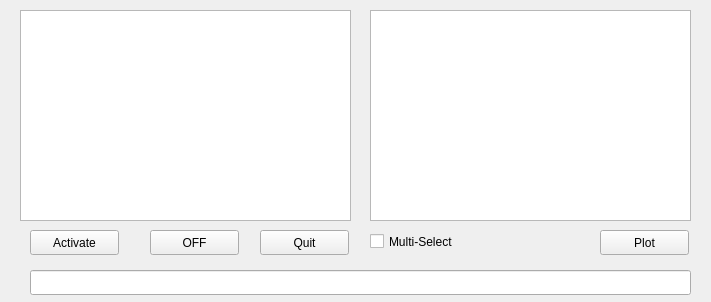
Before: the Qt Designer form rqt_aidin2/src/rqt_aidin2.ui in jimpark48/rqt_aidin2, drawn with Qt 5.
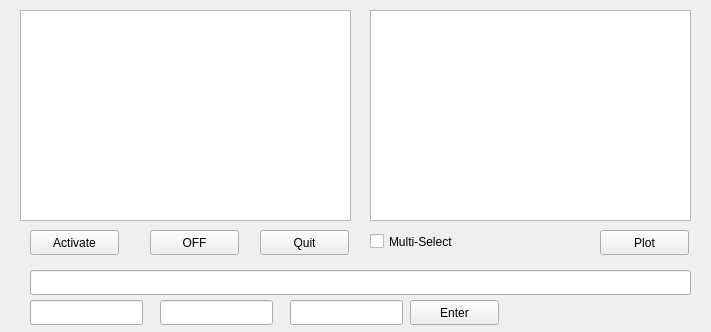
After: the same form once the commit is applied.

Patch:
```diff
--- a/rqt_aidin2/src/rqt_aidin2.ui
+++ b/rqt_aidin2/src/rqt_aidin2.ui
@@ -7,7 +7,7 @@
     <x>0</x>
     <y>0</y>
     <width>711</width>
-    <height>302</height>
+    <height>332</height>
    </rect>
   </property>
   <property name="windowTitle">
@@ -108,6 +108,49 @@
     <string>Quit</string>
    </property>
   </widget>
+  <widget class="QLineEdit" name="lineEdit_2">
+   <property name="geometry">
+    <rect>
+     <x>30</x>
+     <y>300</y>
+     <width>113</width>
+     <height>25</height>
+    </rect>
+   </property>
+  </widget>
+  <widget class="QLineEdit" name="lineEdit_3">
+   <property name="geometry">
+    <rect>
+     <x>160</x>
+     <y>300</y>
+     <width>113</width>
+     <height>25</height>
+    </rect>
+   </property>
+  </widget>
+  <widget class="QLineEdit" name="lineEdit_4">
+   <property name="geometry">
+    <rect>
+     <x>290</x>
+     <y>300</y>
+     <width>113</width>
+     <height>25</height>
+    </rect>
+   </property>
+  </widget>
+  <widget class="QPushButton" name="pushButton_5">
+   <property name="geometry">
+    <rect>
+     <x>410</x>
+     <y>300</y>
+     <width>89</width>
+     <height>25</height>
+    </rect>
+   </property>
+   <property name="text">
+    <string>Enter</string>
+   </property>
+  </widget>
  </widget>
  <resources/>
  <connections/>
```
